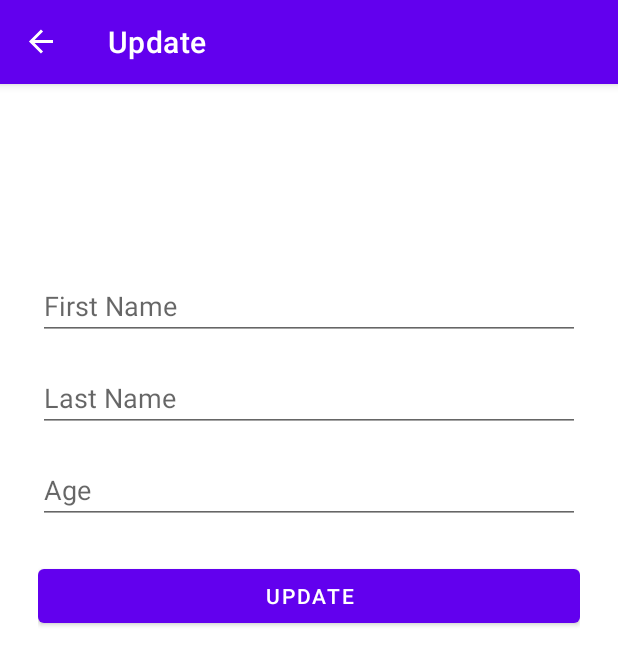
After one commit to not4YU5H/HelloKotlin, an Android app: the UpdateFragment screen opened through its navigation route, on a phone screen of 412 x 824 dp. The commit adds this screen. Shown: the top 665 px of the screen. Run offline under Robolectric (Android 15) with nearby library versions, the phone set to English and light mode, and no system bars; our stand-ins replace Room's generated code, navigation-ui.

```diff
--- a/app/src/main/java/com/example/hellokotlin/data/UserDao.kt
+++ b/app/src/main/java/com/example/hellokotlin/data/UserDao.kt
@@ -5,6 +5,7 @@ import androidx.room.Dao
 import androidx.room.Insert
 import androidx.room.OnConflictStrategy
 import androidx.room.Query
+import com.example.hellokotlin.model.User
 
 @Dao
 interface UserDao {
--- a/app/src/main/java/com/example/hellokotlin/data/UserDatabase.kt
+++ b/app/src/main/java/com/example/hellokotlin/data/UserDatabase.kt
@@ -4,6 +4,7 @@ import android.content.Context
 import androidx.room.Database
 import androidx.room.Room
 import androidx.room.RoomDatabase
+import com.example.hellokotlin.model.User
 
 @Database(entities = [User::class], version = 1, exportSchema = false)
 abstract class UserDatabase: RoomDatabase() {
--- a/app/src/main/java/com/example/hellokotlin/fragments/add/AddFragment.kt
+++ b/app/src/main/java/com/example/hellokotlin/fragments/add/AddFragment.kt
@@ -8,13 +8,11 @@ import android.view.LayoutInflater
 import android.view.View
 import android.view.ViewGroup
 import android.widget.Toast
-import androidx.lifecycle.AndroidViewModel
 import androidx.lifecycle.ViewModelProvider
-import androidx.lifecycle.get
 import androidx.navigation.fragment.findNavController
 import com.example.hellokotlin.R
-import com.example.hellokotlin.data.User
-import com.example.hellokotlin.data.UserViewModel
+import com.example.hellokotlin.model.User
+import com.example.hellokotlin.viewmodel.UserViewModel
 import kotlinx.android.synthetic.main.fragment_add.*
 import kotlinx.android.synthetic.main.fragment_add.view.*
 
--- /dev/null
+++ b/app/src/main/java/com/example/hellokotlin/fragments/list/ListAdapter.kt
@@ -0,0 +1,38 @@
+package com.example.hellokotlin.fragments.list
+
+import android.view.LayoutInflater
+import android.view.View
+import android.view.ViewGroup
+import androidx.recyclerview.widget.RecyclerView
+import com.example.hellokotlin.R
+import com.example.hellokotlin.model.User
+import kotlinx.android.synthetic.main.custom_row.view.*
+
+class ListAdapter: RecyclerView.Adapter<ListAdapter.MyViewHolder>() {
+
+    private var userList = emptyList<User>()
+
+    class MyViewHolder(itemView: View): RecyclerView.ViewHolder(itemView) { }
+
+    override fun onCreateViewHolder(parent: ViewGroup, viewType: Int): MyViewHolder {
+        return MyViewHolder(LayoutInflater.from(parent.context).inflate(R.layout.custom_row, parent, false))
+    }
+
+    override fun onBindViewHolder(holder: MyViewHolder, position: Int) {
+        val currentItem = userList[position]
+        holder.itemView.id_txt.text = currentItem.id.toString()
+        holder.itemView.firstName_txt.text = currentItem.firstName
+        holder.itemView.lastName_txt.text = currentItem.lastName
+        holder.itemView.age_txt.text = currentItem.age.toString()
+    }
+
+    override fun getItemCount(): Int {
+        return userList.size
+    }
+
+    fun setData(user: List<User>) {
+        this.userList = user
+        notifyDataSetChanged()
+    }
+
+}
--- a/app/src/main/java/com/example/hellokotlin/fragments/list/ListFragment.kt
+++ b/app/src/main/java/com/example/hellokotlin/fragments/list/ListFragment.kt
@@ -5,16 +5,18 @@ import androidx.fragment.app.Fragment
 import android.view.LayoutInflater
 import android.view.View
 import android.view.ViewGroup
+import androidx.lifecycle.Observer
+import androidx.lifecycle.ViewModelProvider
 import androidx.navigation.fragment.findNavController
+import androidx.recyclerview.widget.LinearLayoutManager
 import com.example.hellokotlin.R
-import com.example.hellokotlin.databinding.ActivityMainBinding
-import com.google.android.material.floatingactionbutton.FloatingActionButton;
+import com.example.hellokotlin.viewmodel.UserViewModel
 import kotlinx.android.synthetic.main.fragment_list.view.*
 
 
 class ListFragment : Fragment() {
 
-    private lateinit var binding:ActivityMainBinding
+    private lateinit var mUserViewModel: UserViewModel
 
     override fun onCreateView(
         inflater: LayoutInflater, container: ViewGroup?,
@@ -22,6 +24,16 @@ class ListFragment : Fragment() {
     ): View? {
         // Inflate the layout for this fragment
         val view = inflater.inflate(R.layout.fragment_list, container, false)
+
+        val adapter = ListAdapter()
+        val recyclerView = view.recyclerView
+        recyclerView.adapter = adapter
+        recyclerView.layoutManager = LinearLayoutManager(requireContext())
+
+        mUserViewModel = ViewModelProvider(this).get(UserViewModel::class.java)
+        mUserViewModel.readAllData.observe(viewLifecycleOwner, Observer { user ->
+            adapter.setData(user)
+        })
 
         view.floatingActionButton.setOnClickListener {
             findNavController().navigate(R.id.action_listFragment_to_addFragment)
--- /dev/null
+++ b/app/src/main/java/com/example/hellokotlin/fragments/update/UpdateFragment.kt
@@ -0,0 +1,19 @@
+package com.example.hellokotlin.fragments.update
+
+import android.os.Bundle
+import androidx.fragment.app.Fragment
+import android.view.LayoutInflater
+import android.view.View
+import android.view.ViewGroup
+import com.example.hellokotlin.R
+
+class UpdateFragment : Fragment() {
+    override fun onCreateView(
+        inflater: LayoutInflater, container: ViewGroup?,
+        savedInstanceState: Bundle?
+    ): View? {
+        // Inflate the layout for this fragment
+        return inflater.inflate(R.layout.fragment_update, container, false)
+    }
+
+}
--- a/app/src/main/java/com/example/hellokotlin/data/User.kt
+++ b/app/src/main/java/com/example/hellokotlin/model/User.kt
@@ -1,4 +1,4 @@
-package com.example.hellokotlin.data
+package com.example.hellokotlin.model
 
 import androidx.room.Entity
 import androidx.room.PrimaryKey
--- a/app/src/main/java/com/example/hellokotlin/data/UserRepository.kt
+++ b/app/src/main/java/com/example/hellokotlin/repository/UserRepository.kt
@@ -1,6 +1,8 @@
-package com.example.hellokotlin.data
+package com.example.hellokotlin.repository
 
 import androidx.lifecycle.LiveData
+import com.example.hellokotlin.data.UserDao
+import com.example.hellokotlin.model.User
 
 class UserRepository(private val userDao: UserDao) {
 
--- a/app/src/main/java/com/example/hellokotlin/data/UserViewModel.kt
+++ b/app/src/main/java/com/example/hellokotlin/viewmodel/UserViewModel.kt
@@ -1,15 +1,18 @@
-package com.example.hellokotlin.data
+package com.example.hellokotlin.viewmodel
 
 import android.app.Application
 import androidx.lifecycle.AndroidViewModel
 import androidx.lifecycle.LiveData
 import androidx.lifecycle.viewModelScope
+import com.example.hellokotlin.data.UserDatabase
+import com.example.hellokotlin.repository.UserRepository
+import com.example.hellokotlin.model.User
 import kotlinx.coroutines.Dispatchers
 import kotlinx.coroutines.launch
 
 class UserViewModel(application: Application): AndroidViewModel(application) {
 
-    private val readAllData: LiveData<List<User>>
+    val readAllData: LiveData<List<User>>
     private val repository: UserRepository
 
     init {
--- /dev/null
+++ b/app/src/main/res/layout/fragment_update.xml
@@ -0,0 +1,59 @@
+<?xml version="1.0" encoding="utf-8"?>
+<androidx.constraintlayout.widget.ConstraintLayout xmlns:android="http://schemas.android.com/apk/res/android"
+    xmlns:tools="http://schemas.android.com/tools"
+    android:layout_width="match_parent"
+    android:layout_height="match_parent"
+    xmlns:app="http://schemas.android.com/apk/res-auto"
+    tools:context=".fragments.update.UpdateFragment"
+    android:padding="24dp">
+
+    <EditText
+        android:id="@+id/updateFirstName_et"
+        android:layout_width="match_parent"
+        android:layout_height="wrap_content"
+        android:layout_marginTop="100dp"
+        android:ems="10"
+        android:hint="First Name"
+        android:inputType="textPersonName"
+        app:layout_constraintEnd_toEndOf="parent"
+        app:layout_constraintHorizontal_bias="0.5"
+        app:layout_constraintStart_toStartOf="parent"
+        app:layout_constraintTop_toTopOf="parent" />
+
+    <EditText
+        android:id="@+id/updateLastName_et"
+        android:layout_width="match_parent"
+        android:layout_height="wrap_content"
+        android:layout_marginTop="16dp"
+        android:ems="10"
+        android:hint="Last Name"
+        android:inputType="textPersonName"
+        app:layout_constraintEnd_toEndOf="parent"
+        app:layout_constraintHorizontal_bias="0.502"
+        app:layout_constraintStart_toStartOf="parent"
+        app:layout_constraintTop_toBottomOf="@+id/updateFirstName_et" />
+
+    <EditText
+        android:id="@+id/updateAge_et"
+        android:layout_width="match_parent"
+        android:layout_height="wrap_content"
+        android:layout_marginTop="16dp"
+        android:ems="10"
+        android:hint="Age"
+        android:inputType="number"
+        app:layout_constraintEnd_toEndOf="parent"
+        app:layout_constraintHorizontal_bias="0.5"
+        app:layout_constraintStart_toStartOf="parent"
+        app:layout_constraintTop_toBottomOf="@+id/updateLastName_et" />
+
+    <Button
+        android:id="@+id/update_btn"
+        android:layout_width="match_parent"
+        android:layout_height="wrap_content"
+        android:layout_marginTop="24dp"
+        android:text="Update"
+        app:layout_constraintEnd_toEndOf="parent"
+        app:layout_constraintHorizontal_bias="0.5"
+        app:layout_constraintStart_toStartOf="parent"
+        app:layout_constraintTop_toBottomOf="@+id/updateAge_et" />
+</androidx.constraintlayout.widget.ConstraintLayout>
--- a/app/src/main/res/navigation/my_nav.xml
+++ b/app/src/main/res/navigation/my_nav.xml
@@ -13,6 +13,9 @@
         <action
             android:id="@+id/action_listFragment_to_addFragment"
             app:destination="@id/addFragment" />
+        <action
+            android:id="@+id/action_listFragment_to_updateFragment"
+            app:destination="@id/updateFragment" />
     </fragment>
     <fragment
         android:id="@+id/addFragment"
@@ -26,4 +29,13 @@
             android:id="@+id/action_addFragment_to_listFragment2"
             app:destination="@id/listFragment" />
     </fragment>
+    <fragment
+        android:id="@+id/updateFragment"
+        android:name="com.example.hellokotlin.fragments.update.UpdateFragment"
+        android:label="Update"
+        tools:layout="@layout/fragment_update" >
+        <action
+            android:id="@+id/action_updateFragment_to_listFragment"
+            app:destination="@id/listFragment" />
+    </fragment>
 </navigation>
```
Also changed, not shown: app/src/main/res/layout/custom_row.xml (added, +54 -0 lines).
